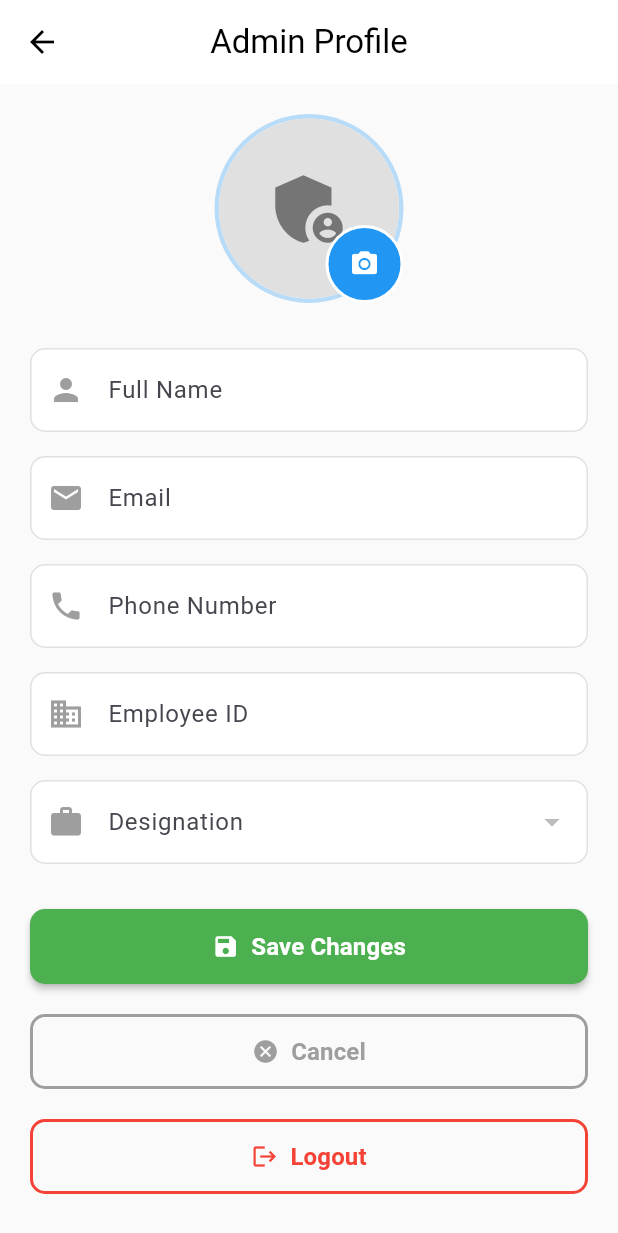
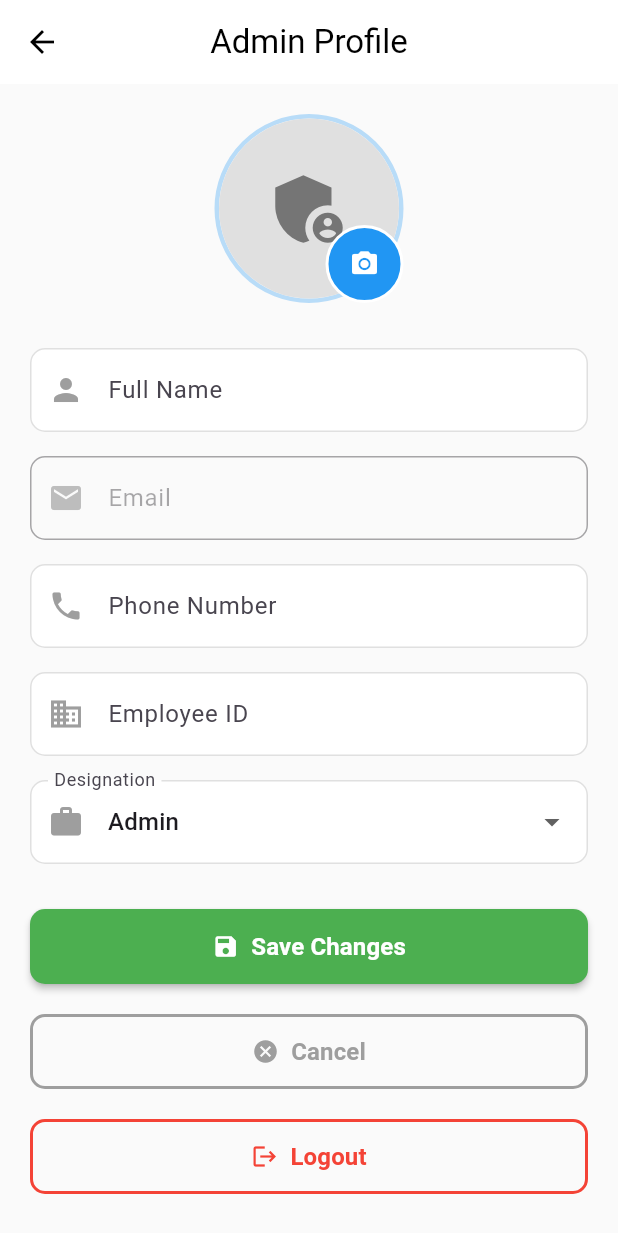
Before and after one commit to Mahesh-xr/VJ-Admin, a Flutter app: the AdminProfileSetupPage screen opened directly, after a tap on "Edit Profile", on a phone screen of 412 x 824 dp. Shown: the top 1233 px of the screen. Run offline on Flutter 3.47's test engine with Material 3 defaults, Android fonts, the phone set to English and light mode, and no system bars; our stand-ins replace cloud_firestore, firebase_auth, firebase_core, firebase_messaging, firebase_storage, flutter_local_notifications and 2 more; accounts and stored records are empty.

Commit message:
fix bug in super admin dashboard

```diff
--- a/lib/screens/admin_profile.dart
+++ b/lib/screens/admin_profile.dart
@@ -544,6 +544,7 @@ class _AdminProfileSetupPageState extends State<AdminProfileSetupPage> {
                       label: 'Email',
                       icon: Icons.email,
                       keyboardType: TextInputType.emailAddress,
+                      enabled: false, // Email field is disabled
                       validator: (value) {
                         if (value == null || value.trim().isEmpty) {
                           return 'Please enter your email';
@@ -735,33 +736,35 @@ class _AdminProfileSetupPageState extends State<AdminProfileSetupPage> {
     required IconData icon,
     TextInputType? keyboardType,
     String? Function(String?)? validator,
+    bool enabled = true,
   }) {
     if (_isEditingMode) {
       // Show TextField in edit mode
       return TextFormField(
+        enabled: enabled,
         controller: controller,
         keyboardType: keyboardType,
         decoration: InputDecoration(
           labelText: label,
-          prefixIcon: Icon(icon, color: Colors.grey.shade500),
+          prefixIcon: Icon(icon, color: enabled ? Colors.grey.shade500 : Colors.grey.shade400),
           border: OutlineInputBorder(
             borderRadius: BorderRadius.circular(10),
             borderSide: BorderSide(color: Colors.grey[300]!),
           ),
           enabledBorder: OutlineInputBorder(
             borderRadius: BorderRadius.circular(10),
-            borderSide: BorderSide(color: Colors.grey[300]!),
+            borderSide: BorderSide(color: enabled ? Colors.grey[300]! : Colors.grey[200]!),
           ),
           focusedBorder: OutlineInputBorder(
             borderRadius: BorderRadius.circular(10),
-            borderSide: BorderSide(color: Colors.blue, width: 2),
+            borderSide: BorderSide(color: enabled ? Colors.blue : Colors.grey[300]!, width: 2),
           ),
           errorBorder: OutlineInputBorder(
             borderRadius: BorderRadius.circular(10),
             borderSide: BorderSide(color: Colors.red),
           ),
           filled: true,
-          fillColor: Colors.white,
+          fillColor: enabled ? Colors.white : Colors.grey[50],
         ),
         validator: validator,
       );
--- a/lib/screens/notification_page.dart
+++ b/lib/screens/notification_page.dart
@@ -1006,7 +1006,7 @@ class _NotificationListSectionState extends State<NotificationListSection> {
     // Check both top-level and nested status
     final requestStatus = data['status'] ?? 'pending';
     final technicianName = data['technicianName'] ?? data['senderName'] ?? 'Unknown';
-    final technicianId = docData?['data']?['technicianId'] ?? '';
+    final technicianId = data['technicianId'] ?? '';
     final message = data['message'] ?? '';
     final createdAt = data['createdAt'];
 
@@ -1761,7 +1761,6 @@ class _AdminRequestSectionState extends State<AdminRequestSection> {
     // Check both top-level and nested status
     final requestStatus = data['status'] ?? data['data']?['status'] ?? 'pending';
     final technicianName = data['technicianName'] ?? data['senderName'] ?? 'Unknown';
-    final technicianId = data['technicianUID'];
     final createdAt = docData['createdAt'];
     final message = docData['message'] ?? '';
 
@@ -1817,7 +1816,7 @@ class _AdminRequestSectionState extends State<AdminRequestSection> {
                         Icon(Icons.badge, size: 14, color: Colors.blue.shade600),
                         const SizedBox(width: 8),
                         Text(
-                          'ID: ${docData['data']['technicianUID']}',
+                          'ID: ${docData['data']['technicianId'] ?? data['technicianId'] ?? data['senderId'] ?? 'Unknown'}',
                           style: TextStyle(
                             fontSize: 14,
                             color: Colors.blue.shade600,
--- a/lib/services/dropdown_service.dart
+++ b/lib/services/dropdown_service.dart
@@ -66,6 +66,11 @@ class DropdownService {
     return getDropdownValues('designation_admin');
   }
 
+  /// Get AMC type values
+  static Future<List<String>> getAmcTypeValues() async {
+    return getDropdownValues('amc_type');
+  }
+
   /// Default values if Firebase is not available
   static List<String> _getDefaultValues(String collectionName) {
     switch (collectionName) {
@@ -75,8 +80,10 @@ class DropdownService {
         return ['VJ - Home', 'VJ - Plus', 'VJ - Grand', 'VJ - Ultra', 'VJ - Max'];
       case 'dispenser':
         return ['YES', 'NO'];
-      case 'Designation':
+      case 'designation_admin':
         return ['Admin', 'Technician'];
+      case 'amc_type':
+        return ['Basic', 'Comprehensive', 'Premium', 'Extended'];
       default:
         return [];
     }
--- a/lib/services/local_notification_service.dart
+++ b/lib/services/local_notification_service.dart
@@ -88,7 +88,7 @@ class LocalNotificationService {
     const AndroidNotificationDetails androidPlatformChannelSpecifics =
         AndroidNotificationDetails(
       'service_request_created',
-      'Service Request Created',
+      'Service Request Assigned',
       channelDescription: 'Notifications for new service requests',
       importance: Importance.defaultImportance,
       priority: Priority.defaultPriority,
--- a/lib/widgets/add_new_device_widgets/device_form.dart
+++ b/lib/widgets/add_new_device_widgets/device_form.dart
@@ -247,6 +247,8 @@ class _DeviceFormState extends State<DeviceForm> {
               ),
             ),
           ),
+                        SizedBox(height: 50)
+
         ],
       ),
     );
```
Also changed, not shown: lib/services/setup_dropdown_data.dart (+25 -0 lines), lib/widgets/add_new_device_widgets/customer_details_section.dart (+36 -7 lines).
